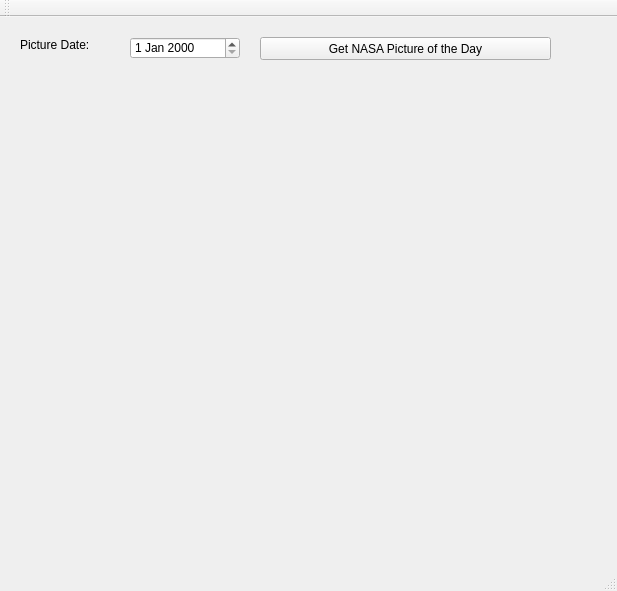
dkbowers/apodviewer, file mainwindow.ui: the form before one commit.
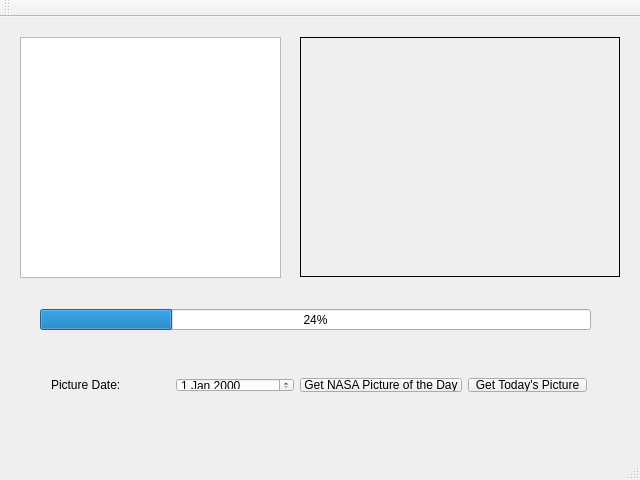
The form after the commit.

The edit to the form file:
```diff
--- a/mainwindow.ui
+++ b/mainwindow.ui
@@ -6,59 +6,88 @@
    <rect>
     <x>0</x>
     <y>0</y>
-    <width>617</width>
-    <height>591</height>
+    <width>640</width>
+    <height>480</height>
    </rect>
   </property>
   <property name="windowTitle">
    <string>MainWindow</string>
   </property>
   <widget class="QWidget" name="centralWidget">
-   <widget class="QDateEdit" name="dateEdit">
+   <widget class="QLabel" name="pictureBox">
     <property name="geometry">
      <rect>
-      <x>130</x>
+      <x>300</x>
       <y>20</y>
-      <width>110</width>
-      <height>22</height>
+      <width>320</width>
+      <height>240</height>
      </rect>
     </property>
+    <property name="frameShape">
+     <enum>QFrame::Box</enum>
+    </property>
+    <property name="text">
+     <string/>
+    </property>
    </widget>
-   <widget class="QLabel" name="label">
+   <widget class="QTextEdit" name="textJson">
     <property name="geometry">
      <rect>
       <x>20</x>
       <y>20</y>
-      <width>101</width>
-      <height>16</height>
+      <width>261</width>
+      <height>241</height>
      </rect>
     </property>
-    <property name="text">
-     <string>Picture Date:</string>
-    </property>
    </widget>
-   <widget class="QPushButton" name="pushButton">
+   <widget class="QProgressBar" name="progressBar">
     <property name="geometry">
      <rect>
-      <x>260</x>
-      <y>20</y>
-      <width>291</width>
-      <height>23</height>
+      <x>40</x>
+      <y>292</y>
+      <width>551</width>
+      <height>21</height>
      </rect>
     </property>
-    <property name="text">
-     <string>Get NASA Picture of the Day</string>
+    <property name="value">
+     <number>24</number>
     </property>
    </widget>
-   <widget class="QWidget" name="pictureBox" native="true">
+   <widget class="QWidget" name="">
     <property name="geometry">
      <rect>
-      <x>20</x>
-      <y>70</y>
-      <width>571</width>
-      <height>451</height>
+      <x>40</x>
+      <y>350</y>
+      <width>558</width>
+      <height>36</height>
      </rect>
     </property>
+    <layout class="QHBoxLayout" name="horizontalLayout">
+     <item>
+      <widget class="QLabel" name="label">
+       <property name="text">
+        <string>Picture Date:</string>
+       </property>
+      </widget>
+     </item>
+     <item>
+      <widget class="QDateEdit" name="dateEdit"/>
+     </item>
+     <item>
+      <widget class="QPushButton" name="pushButton">
+       <property name="text">
+        <string>Get NASA Picture of the Day</string>
+       </property>
+      </widget>
+     </item>
+     <item>
+      <widget class="QPushButton" name="pushButtonToday">
+       <property name="text">
+        <string>Get Today's Picture</string>
+       </property>
+      </widget>
+     </item>
+    </layout>
    </widget>
   </widget>
   <widget class="QMenuBar" name="menuBar">
```
Left out of the diff: 10 changed lines with no effect on the pictures.
